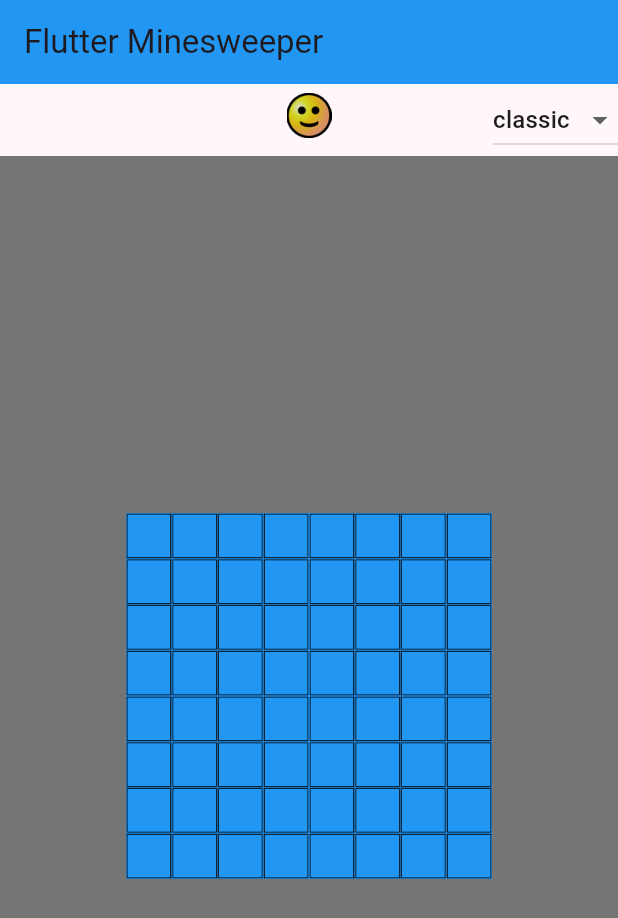
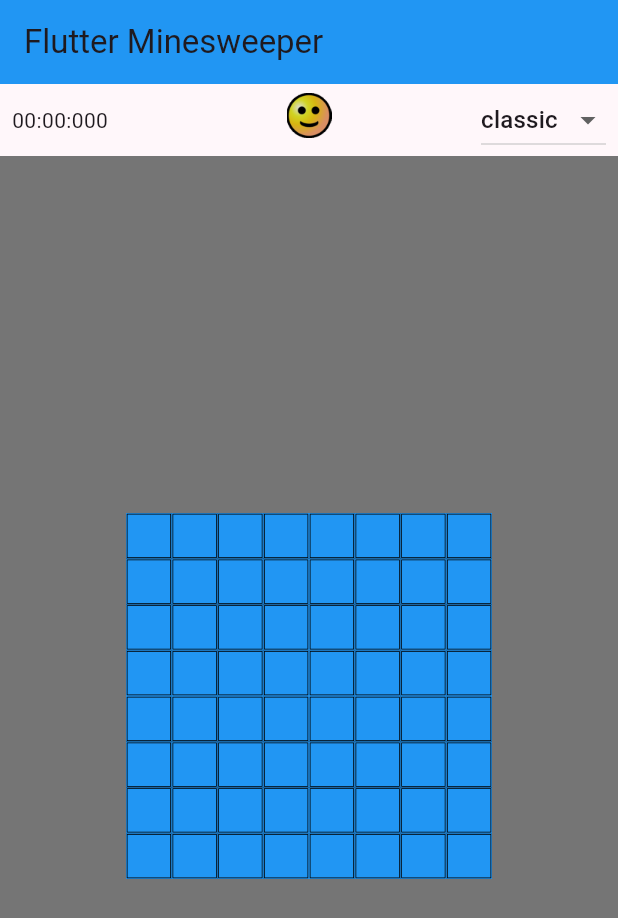
Before and after one commit to david-sds/flutter_minesweeper, a Flutter app: the screen it shows after launch, on a phone screen of 412 x 824 dp. Shown: the top 918 px of the screen. Run offline on Flutter 3.47's test engine with Material 3 defaults, Android fonts, the light colour scheme and no system bars; our stand-ins replace flutter_mobx, go_router, material_symbols_icons, mobx; missing offline and left inert: universal_html; generated files the repository leaves out were written again.

Commit message:
mobile responsiveness + stopwatch"

```diff
--- /dev/null
+++ b/lib/components/minesweeper/board/board.dart
@@ -0,0 +1,62 @@
+import 'package:flutter/material.dart';
+import 'package:flutter_minesweeper/components/minesweeper/cell/cell.dart';
+import 'package:flutter_minesweeper/components/minesweeper/cell/cell_state/cell_state.dart';
+import 'package:flutter_minesweeper/components/minesweeper/cell/neighbor_cells/neighbor_cells.dart';
+import 'package:flutter_minesweeper/components/minesweeper/face/face.dart';
+
+class Board extends StatelessWidget {
+  const Board({
+    required this.boardState,
+    required this.gameState,
+    required this.cellSize,
+    required this.isHorizontalView,
+    required this.onGetNeighborCells,
+    required this.onUpdateCellState,
+    required this.onClearSurroundingCells,
+    super.key,
+  });
+
+  final List<List<CellState>> boardState;
+  final GameState gameState;
+  final double cellSize;
+  final bool isHorizontalView;
+  final NeighborCells Function(CellState state) onGetNeighborCells;
+  final void Function(CellState state) onUpdateCellState;
+  final void Function(CellState state) onClearSurroundingCells;
+
+  @override
+  Widget build(BuildContext context) {
+    return Flex(
+      direction: isHorizontalView ? Axis.horizontal : Axis.vertical,
+      mainAxisSize: MainAxisSize.max,
+      mainAxisAlignment: MainAxisAlignment.center,
+      children: List.generate(
+        boardState.length,
+        (x) {
+          return Container(
+            color: Colors.black,
+            child: Flex(
+              direction: isHorizontalView ? Axis.vertical : Axis.horizontal,
+              mainAxisAlignment: MainAxisAlignment.center,
+              mainAxisSize: MainAxisSize.min,
+              children: List.generate(
+                boardState[x].length,
+                (y) {
+                  final cellState = boardState[x][y];
+                  return Cell(
+                    cellSize: cellSize,
+                    state: cellState,
+                    gameState: gameState,
+                    neighborCells: onGetNeighborCells(cellState),
+                    onChangeState: onUpdateCellState,
+                    onClearSurroundingCells: onClearSurroundingCells,
+                  );
+                },
+              ),
+            ),
+          );
+        },
+      ),
+    );
+  }
+}
--- a/lib/components/minesweeper/cell/cell_shell/cell_shell.dart
+++ b/lib/components/minesweeper/cell/cell_shell/cell_shell.dart
@@ -1,3 +1,6 @@
+import 'dart:io';
+
+import 'package:flutter/foundation.dart';
 import 'package:flutter/material.dart';
 import 'package:flutter_minesweeper/components/minesweeper/cell/cell_state/cell_state.dart';
 
@@ -34,6 +37,9 @@ class CellShell extends StatelessWidget {
         child: InkWell(
           onTap: onLeftClick,
           onSecondaryTap: onRightClick,
+          onLongPress: !kIsWeb && (Platform.isAndroid || Platform.isIOS)
+              ? onRightClick
+              : null,
           child: Padding(
             padding: const EdgeInsets.all(.5),
             child: Container(
--- a/lib/components/minesweeper/face/face.dart
+++ b/lib/components/minesweeper/face/face.dart
@@ -1,6 +1,7 @@
 import 'package:flutter/material.dart';
 
 enum GameState {
+  ready(faceImagePath: 'assets/images/faces/playing.png'),
   playing(faceImagePath: 'assets/images/faces/playing.png'),
   victory(faceImagePath: 'assets/images/faces/victory.png'),
   gameOver(faceImagePath: 'assets/images/faces/game_over.png');
--- a/lib/components/minesweeper/minesweeper.dart
+++ b/lib/components/minesweeper/minesweeper.dart
@@ -1,8 +1,11 @@
+import 'dart:async';
+
 import 'package:flutter/material.dart';
-import 'package:flutter_minesweeper/components/minesweeper/cell/cell.dart';
+import 'package:flutter_minesweeper/components/minesweeper/board/board.dart';
 import 'package:flutter_minesweeper/components/minesweeper/face/face.dart';
 import 'package:flutter_minesweeper/components/minesweeper/minesweeper_controller.dart';
 import 'package:flutter_mobx/flutter_mobx.dart';
+import 'package:mobx/mobx.dart';
 
 enum Difficulty {
   classic(
@@ -50,33 +53,88 @@ class Minesweeper extends StatefulWidget {
 }
 
 class _MinesweeperState extends State<Minesweeper> {
+  late ReactionDisposer reactionDisposer;
+  final Stopwatch stopwatch = Stopwatch();
+  Timer timer = Timer(Duration.zero, () {});
   final ctrl = MinesweeperController();
 
   @override
   initState() {
+    reactionDisposer = reaction(
+      (_) => ctrl.gameState,
+      (value) {
+        switch (value) {
+          case GameState.ready:
+            stopwatch.reset();
+            break;
+          case GameState.playing:
+            stopwatch.start();
+            timer = Timer.periodic(const Duration(milliseconds: 30), (timer) {
+              setState(() {});
+            });
+            break;
+          case GameState.victory:
+            stopwatch.stop();
+            break;
+          case GameState.gameOver:
+            stopwatch.stop();
+            break;
+          default:
+            break;
+        }
+      },
+    );
     ctrl.initBoard(widget.initialDifficulty);
     super.initState();
   }
 
-  double getCellSize(BoxConstraints constraints) {
-    var maxCellSizeWidth = 30.0;
-    var maxCellSizeHeight = 30.0;
-
-    if (ctrl.difficulty.x * maxCellSizeWidth > constraints.maxWidth) {
-      maxCellSizeWidth = constraints.maxWidth / ctrl.difficulty.x;
+  @override
+  void dispose() {
+    reactionDisposer.reaction.dispose();
+    super.dispose();
   }
 
-    if (ctrl.difficulty.y * maxCellSizeHeight > constraints.maxHeight) {
-      maxCellSizeHeight = constraints.maxHeight / ctrl.difficulty.y;
+  void toggleStopwatch() {
+    if (stopwatch.isRunning && timer.isActive) {
+      stopwatch.reset();
+      stopwatch.stop();
+      timer.cancel();
+    } else {
+      stopwatch.start();
+      timer = Timer.periodic(const Duration(milliseconds: 30), (timer) {
+        setState(() {});
+      });
+    }
   }
 
-    return maxCellSizeWidth < maxCellSizeHeight
-        ? maxCellSizeWidth
-        : maxCellSizeHeight;
+  String returnFormattedText() {
+    var milli = stopwatch.elapsed.inMilliseconds;
+
+    String milliseconds = (milli % 1000).toString().padLeft(3, "0");
+    String seconds = ((milli ~/ 1000) % 60).toString().padLeft(2, "0");
+    String minutes = ((milli ~/ 1000) ~/ 60).toString().padLeft(2, "0");
+
+    return "$minutes:$seconds:$milliseconds";
+  }
+
+  double getCellSize(BoxConstraints constraints, isHorizontalView) {
+    const defaultCellSizeWidth = 30.0;
+    final horizontalCellsNumber =
+        isHorizontalView ? ctrl.difficulty.x : ctrl.difficulty.y;
+    var cellSize = defaultCellSizeWidth;
+
+    if (horizontalCellsNumber * cellSize > constraints.maxWidth) {
+      cellSize = constraints.maxWidth / horizontalCellsNumber;
+    }
+
+    return cellSize;
   }
 
   @override
   Widget build(BuildContext context) {
+    final isHorizontalView =
+        MediaQuery.sizeOf(context).width > MediaQuery.sizeOf(context).height;
+
     return Column(
       mainAxisSize: MainAxisSize.max,
       children: [
@@ -91,9 +149,12 @@ class _MinesweeperState extends State<Minesweeper> {
                   },
                 ),
               ),
-              Row(
-                mainAxisAlignment: MainAxisAlignment.end,
+              Padding(
+                padding: const EdgeInsets.symmetric(horizontal: 8.0),
+                child: Row(
+                  mainAxisAlignment: MainAxisAlignment.spaceBetween,
                   children: [
+                    Text(returnFormattedText()),
                     DropdownButton<Difficulty>(
                       value: ctrl.difficulty,
                       items: Difficulty.values
@@ -110,49 +171,40 @@ class _MinesweeperState extends State<Minesweeper> {
                     ),
                   ],
                 ),
+              ),
             ],
           );
         }),
         Expanded(
           child: LayoutBuilder(builder: (context, constraints) {
             return Container(
+              width: double.infinity,
               color: Colors.grey[600],
-              child: Observer(builder: (context) {
-                return Row(
+              child: Center(
+                child: Scrollbar(
+                  thumbVisibility: true,
+                  child: SingleChildScrollView(
+                    child: Row(
                       mainAxisAlignment: MainAxisAlignment.center,
-                  children: List.generate(
-                    ctrl.boardState.length,
-                    (x) {
-                      return Container(
-                        color: Colors.black,
-                        child: Column(
-                          mainAxisAlignment: MainAxisAlignment.center,
-                          mainAxisSize: MainAxisSize.min,
-                          children: List.generate(
-                            ctrl.boardState[x].length,
-                            (y) {
-                              return Cell(
-                                cellSize: getCellSize(constraints),
-                                state: ctrl.boardState[x][y],
+                      children: [
+                        Observer(builder: (context) {
+                          return Board(
+                            boardState: ctrl.boardState,
+                            cellSize:
+                                getCellSize(constraints, isHorizontalView),
                             gameState: ctrl.gameState,
-                                neighborCells: ctrl.getNeighborCells(
-                                  ctrl.boardState[x][y],
-                                ),
-                                onChangeState: (state) {
-                                  ctrl.updateCellState(state);
-                                },
-                                onClearSurroundingCells: (state) {
-                                  ctrl.clearSurroundingCells(state);
-                                },
+                            isHorizontalView: isHorizontalView,
+                            onGetNeighborCells: (cellState) =>
+                                ctrl.getNeighborCells(cellState),
+                            onClearSurroundingCells: ctrl.clearSurroundingCells,
+                            onUpdateCellState: ctrl.updateCellState,
                           );
-                            },
+                        }),
+                      ],
                     ),
                   ),
-                      );
-                    },
                 ),
-                );
-              }),
+              ),
             );
           }),
         ),
--- a/lib/components/minesweeper/minesweeper_controller.dart
+++ b/lib/components/minesweeper/minesweeper_controller.dart
@@ -67,6 +67,7 @@ abstract class MinesweeperControllerBase with Store {
   GameState get gameState {
     final boardState = [..._boardState];
     var isEveryEmptyCellCleared = true;
+    var isEveryEmptyCellDefault = true;
 
     for (final boardRowState in boardState) {
       for (final cellState in boardRowState) {
@@ -76,7 +77,14 @@ abstract class MinesweeperControllerBase with Store {
         if (!cellState.isBomb && cellState.type != CellStateTypes.cleared) {
           isEveryEmptyCellCleared = false;
         }
+        if (cellState.type != CellStateTypes.default_) {
+          isEveryEmptyCellDefault = false;
+        }
       }
+    }
+
+    if (isEveryEmptyCellDefault) {
+      return GameState.ready;
     }
 
     if (isEveryEmptyCellCleared) {
```
Lines whose indentation alone changed are shown as unchanged.
